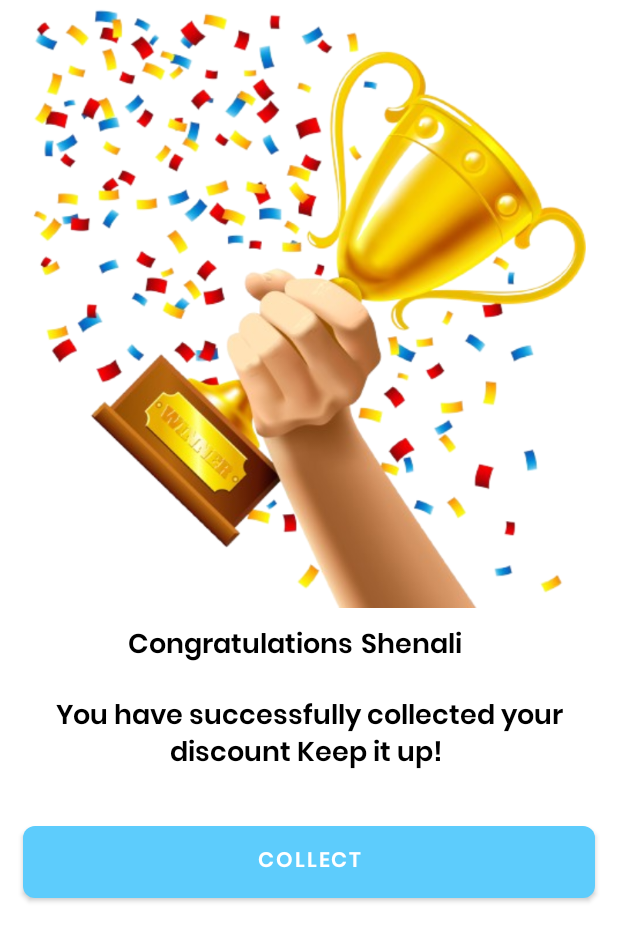
After one commit to ChirathiSomadasa/AquaFlow, an Android app: the layout custome_dialog_congrats.xml on its own in the app's theme, with its tools: preview values and no code run, on a phone screen of 412 x 824 dp. The commit adds this screen. Shown: the top 941 px of the screen. Run offline under Robolectric (Android 15) with nearby library versions, the phone set to English and light mode, and no system bars.

Commit message:
update popup message

```diff
--- a/app/src/main/AndroidManifest.xml
+++ b/app/src/main/AndroidManifest.xml
@@ -12,6 +12,9 @@
         android:supportsRtl="true"
         android:theme="@style/Theme.AquaFlow"
         tools:targetApi="31">
+        <activity
+            android:name=".PaymentActivity"
+            android:exported="false" />
         <activity
             android:name=".MembershipDetailsActivity"
             android:exported="false" />
--- a/app/src/main/java/com/chirathi/aquaflow/MembershipDetailsActivity.kt
+++ b/app/src/main/java/com/chirathi/aquaflow/MembershipDetailsActivity.kt
@@ -4,8 +4,10 @@ import android.content.Intent
 import android.os.Bundle
 import android.widget.Button
 import android.widget.ImageView
+import android.widget.TextView
 import androidx.activity.enableEdgeToEdge
 import androidx.appcompat.app.AppCompatActivity
+import androidx.appcompat.app.AlertDialog
 import androidx.core.view.ViewCompat
 import androidx.core.view.WindowInsetsCompat
 
@@ -25,5 +27,42 @@ class MembershipDetailsActivity : AppCompatActivity() {
         back.setOnClickListener {
             finish()
         }
+
+        val collectButton: Button = findViewById(R.id.collect_button)
+
+        collectButton.setOnClickListener {
+            // Create an AlertDialog.Builder
+            val builder = AlertDialog.Builder(this)
+
+            // Inflate the custom layout
+            val inflater = layoutInflater
+            val dialogView = inflater.inflate(R.layout.custome_dialog_congrats, null)
+
+            // Set the custom layout to the dialog
+            builder.setView(dialogView)
+
+            // Create the dialog instance first
+            val dialog: AlertDialog = builder.create()
+
+            // Get the views from the custom layout if needed
+            val dialogImage: ImageView = dialogView.findViewById(R.id.dialogimage)
+            val dialogMessage: TextView = dialogView.findViewById(R.id.dialog)
+            val dialogButton: Button = dialogView.findViewById(R.id.dialog_button)
+
+            // Set an onClickListener to the button in the custom layout
+            dialogButton.setOnClickListener {
+                // Dismiss the dialog when button is clicked
+                dialog.dismiss()  // Now you can call dismiss() on the dialog object
+
+                val intent = Intent(this, PaymentActivity::class.java)
+                startActivity(intent)
+            }
+
+            // Show the dialog
+            dialog.show()
+        }
+
+
     }
+
 }
--- /dev/null
+++ b/app/src/main/res/drawable/white_bg_with_corners.xml
@@ -0,0 +1,4 @@
+<shape xmlns:android="http://schemas.android.com/apk/res/android">
+    <solid android:color="@color/white"/>
+    <corners android:radius="40dp"/>
+</shape>
--- /dev/null
+++ b/app/src/main/res/layout/custome_dialog_congrats.xml
@@ -0,0 +1,83 @@
+<?xml version="1.0" encoding="utf-8"?>
+<LinearLayout xmlns:android="http://schemas.android.com/apk/res/android"
+    android:layout_width="match_parent"
+    android:layout_height="wrap_content"
+    android:orientation="vertical"
+    android:padding="5dp"
+    android:gravity="center"
+    android:background="@drawable/white_bg_with_corners"> <!-- Optional background -->
+
+    <!-- Image to show in the dialog -->
+
+    <!-- Text to show in the dialog -->
+    <ImageView
+        android:id="@+id/dialogimage"
+        android:layout_width="wrap_content"
+        android:layout_height="400dp"
+        android:layout_gravity="center"
+         android:src="@drawable/reward" />
+
+    <LinearLayout
+        android:layout_width="match_parent"
+        android:layout_height="wrap_content"
+        android:orientation="vertical">
+
+        <LinearLayout
+            android:layout_width="wrap_content"
+            android:layout_height="wrap_content"
+            android:orientation="horizontal"
+            android:layout_marginTop="10dp"
+            android:layout_marginStart="80dp"
+             >
+            <TextView
+                android:layout_width="match_parent"
+                android:layout_height="wrap_content"
+                android:text="Congratulations"
+                 android:textColor="@color/black"
+                android:textSize="18sp"
+                android:textStyle="bold"
+                android:gravity="center"
+                android:layout_marginBottom="16dp" />
+
+            <TextView
+                android:id="@+id/congrat_name"
+                android:layout_width="match_parent"
+                android:layout_height="wrap_content"
+                android:text="Shenali"
+                android:layout_marginStart="5dp"
+                 android:textColor="@color/black"
+                android:textSize="18sp"
+                android:textStyle="bold"
+                android:gravity="center"
+                android:layout_marginBottom="16dp" />
+
+        </LinearLayout>
+
+
+    <TextView
+        android:id="@+id/dialog"
+        android:layout_width="match_parent"
+        android:layout_height="wrap_content"
+        android:text="You have successfully collected your discount Keep it up! "
+        android:textColor="@color/black"
+        android:textSize="18sp"
+        android:textStyle="bold"
+        android:gravity="center"
+        android:layout_marginBottom="16dp" />
+    </LinearLayout>
+    <!-- Button to close the dialog -->
+    <Button
+        android:id="@+id/dialog_button"
+        android:layout_width="match_parent"
+        android:layout_height="wrap_content"
+        android:layout_alignParentBottom="true"
+        android:layout_marginLeft="10dp"
+        android:layout_marginTop="16dp"
+        android:layout_marginRight="10dp"
+        android:layout_marginBottom="20dp"
+        android:background="@drawable/blue_btn"
+        android:backgroundTint="@color/blue"
+        android:text="Collect"
+        android:textColor="@color/white"
+        android:textStyle="bold" />
+</LinearLayout>
```
Also changed, not shown: app/src/main/res/drawable/reward.png (added).
